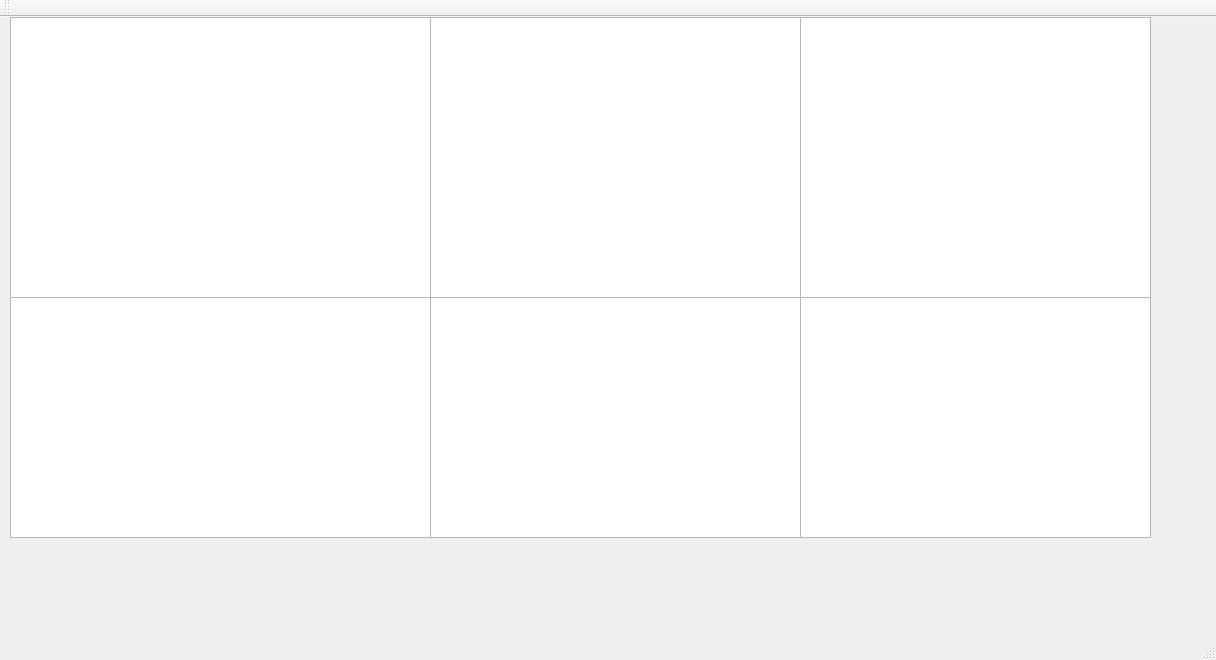
First picture: the form in QCustomPlot的基本使用/study/untitled/mainwindow.ui, repository WR0903/study_note, before the edit.
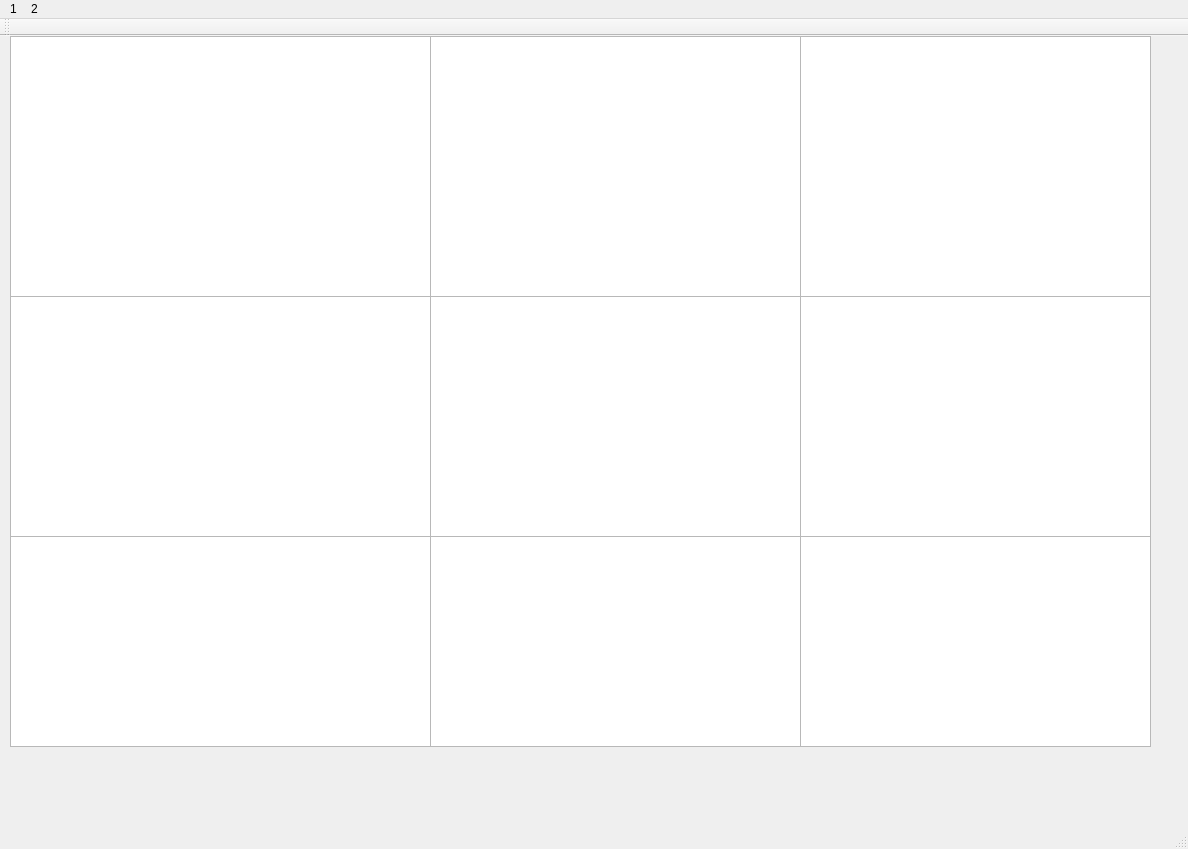
Second picture: the form after the edit. Custom widgets are drawn as their Qt base class.

Diff of the .ui file:
```diff
--- a/QCustomPlot的基本使用/study/untitled/mainwindow.ui
+++ b/QCustomPlot的基本使用/study/untitled/mainwindow.ui
@@ -6,8 +6,8 @@
    <rect>
     <x>0</x>
     <y>0</y>
-    <width>1216</width>
-    <height>660</height>
+    <width>1188</width>
+    <height>849</height>
    </rect>
   </property>
   <property name="windowTitle">
@@ -20,7 +20,7 @@
       <x>10</x>
       <y>0</y>
       <width>421</width>
-      <height>281</height>
+      <height>261</height>
      </rect>
     </property>
    </widget>
@@ -30,7 +30,7 @@
       <x>430</x>
       <y>0</y>
       <width>371</width>
-      <height>281</height>
+      <height>261</height>
      </rect>
     </property>
    </widget>
@@ -40,7 +40,7 @@
       <x>800</x>
       <y>0</y>
       <width>351</width>
-      <height>281</height>
+      <height>261</height>
      </rect>
     </property>
    </widget>
@@ -48,7 +48,7 @@
     <property name="geometry">
      <rect>
       <x>10</x>
-      <y>280</y>
+      <y>260</y>
       <width>421</width>
       <height>241</height>
      </rect>
@@ -58,7 +58,7 @@
     <property name="geometry">
      <rect>
       <x>430</x>
-      <y>280</y>
+      <y>260</y>
       <width>371</width>
       <height>241</height>
      </rect>
@@ -68,22 +68,64 @@
     <property name="geometry">
      <rect>
       <x>800</x>
-      <y>280</y>
+      <y>260</y>
       <width>351</width>
       <height>241</height>
      </rect>
     </property>
    </widget>
+   <widget class="QCustomPlot" name="qcustomplotWidget_6">
+    <property name="geometry">
+     <rect>
+      <x>10</x>
+      <y>500</y>
+      <width>421</width>
+      <height>211</height>
+     </rect>
+    </property>
+   </widget>
+   <widget class="QCustomPlot" name="qcustomplotWidget_7">
+    <property name="geometry">
+     <rect>
+      <x>430</x>
+      <y>500</y>
+      <width>371</width>
+      <height>211</height>
+     </rect>
+    </property>
+   </widget>
+   <widget class="QCustomPlot" name="qcustomplotWidget_8">
+    <property name="geometry">
+     <rect>
+      <x>800</x>
+      <y>500</y>
+      <width>351</width>
+      <height>211</height>
+     </rect>
+    </property>
+   </widget>
   </widget>
   <widget class="QMenuBar" name="menuBar">
    <property name="geometry">
     <rect>
      <x>0</x>
      <y>0</y>
-     <width>1216</width>
+     <width>1188</width>
      <height>31</height>
     </rect>
    </property>
+   <widget class="QMenu" name="menu1">
+    <property name="title">
+     <string>1</string>
+    </property>
+   </widget>
+   <widget class="QMenu" name="menu2">
+    <property name="title">
+     <string>2</string>
+    </property>
+   </widget>
+   <addaction name="menu1"/>
+   <addaction name="menu2"/>
   </widget>
   <widget class="QToolBar" name="mainToolBar">
    <attribute name="toolBarArea">
```
